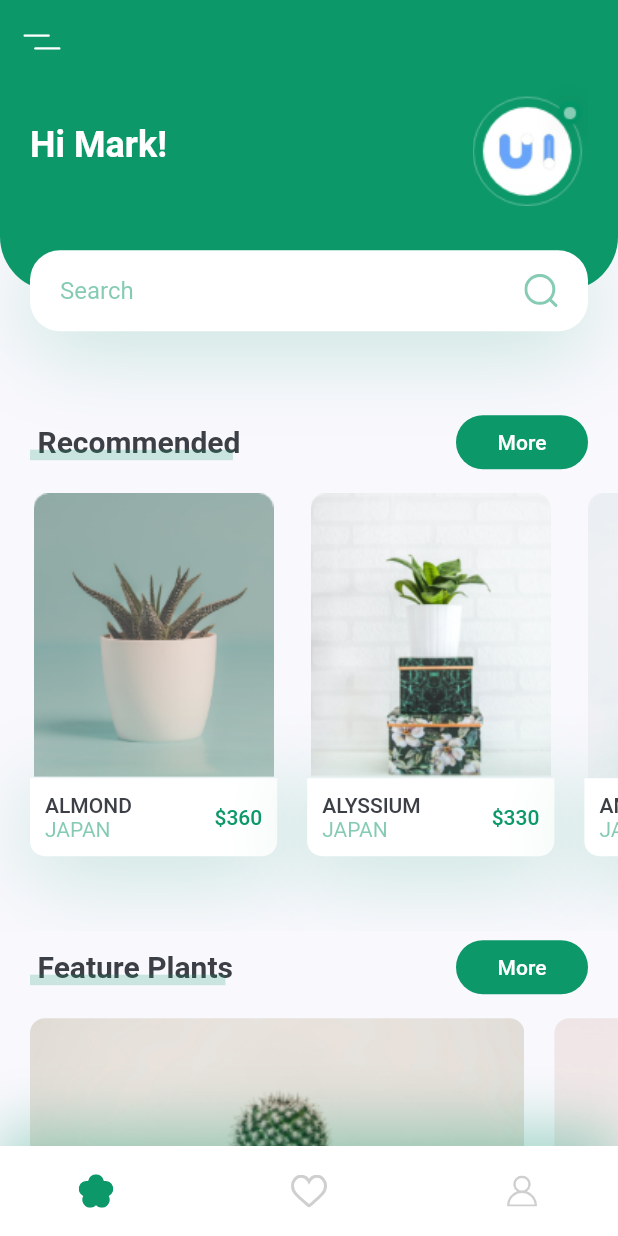
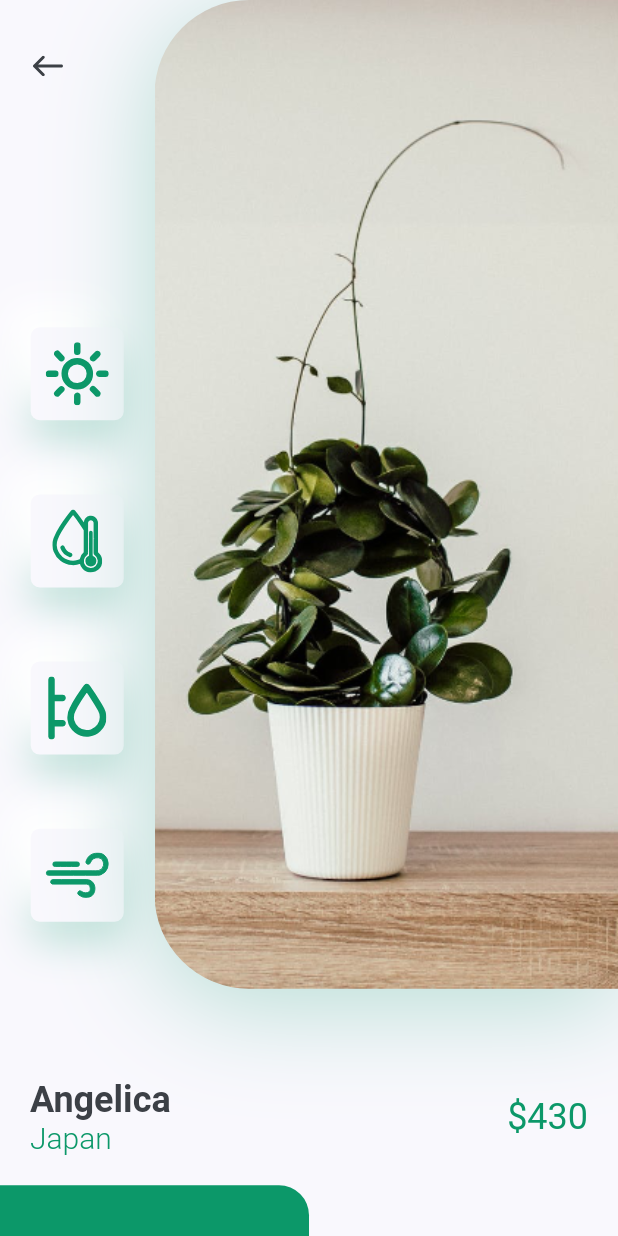
Before and after one commit to everas7/plant-app, a Flutter app: the screen it shows after launch, after a tap on an icon or button, on a phone screen of 412 x 824 dp. Run offline on Flutter 3.47's test engine with Material 2 defaults, Android fonts, the phone set to English and light mode, and no system bars; our stand-ins replace flutter_svg.

Commit message:
Adds detail page

```diff
--- /dev/null
+++ b/lib/components/icon_card.dart
@@ -0,0 +1,41 @@
+import 'package:flutter/material.dart';
+import 'package:flutter_svg/svg.dart';
+
+import 'package:plant_app/constants.dart' as Constants;
+
+class IconCard extends StatelessWidget {
+  const IconCard({
+    Key key,
+    this.icon,
+  }) : super(key: key);
+
+  final String icon;
+
+  @override
+  Widget build(BuildContext context) {
+    Size size = MediaQuery.of(context).size;
+    return Container(
+      margin: EdgeInsets.symmetric(vertical: size.height * 0.03),
+      padding: EdgeInsets.all(Constants.DEFAULT_PADDING / 2),
+      height: 62,
+      width: 62,
+      decoration: BoxDecoration(
+        color: Constants.BACKGROUND_COLOR,
+        borderRadius: BorderRadius.circular(6),
+        boxShadow: [
+          BoxShadow(
+            offset: Offset(0, 15),
+            blurRadius: 22,
+            color: Constants.PRIMARY_COLOR.withOpacity(0.22),
+          ),
+          BoxShadow(
+            offset: Offset(-15, -15),
+            blurRadius: 20,
+            color: Colors.white,
+          ),
+        ],
+      ),
+      child: SvgPicture.asset(icon),
+    );
+  }
+}
--- /dev/null
+++ b/lib/screens/details/components/details_body.dart
@@ -0,0 +1,61 @@
+import 'package:flutter/material.dart';
+import 'package:flutter_svg/svg.dart';
+
+import 'package:plant_app/constants.dart' as Constants;
+import 'package:plant_app/components/icon_card.dart';
+import 'package:plant_app/screens/details/components/image_icons_card.dart';
+import 'package:plant_app/screens/details/components/title_price.dart';
+
+class DetailsBody extends StatelessWidget {
+  @override
+  Widget build(BuildContext context) {
+    Size size = MediaQuery.of(context).size;
+    return SingleChildScrollView(
+      child: Column(
+        children: <Widget>[
+          ImageIconsCard(size: size),
+          TitleAndPrice(
+            title: "Angelica",
+            country: "Japan",
+            price: 430,
+          ),
+          SizedBox(height: Constants.DEFAULT_PADDING),
+          Row(
+            children: <Widget>[
+              SizedBox(
+                width: size.width / 2,
+                height: 84,
+                child: FlatButton(
+                    shape: RoundedRectangleBorder(
+                      borderRadius: BorderRadius.only(
+                        topRight: Radius.circular(20),
+                      ),
+                    ),
+                    color: Constants.PRIMARY_COLOR,
+                    onPressed: () {},
+                    child: Text(
+                      "Buy Now",
+                      style: TextStyle(
+                        color: Colors.white,
+                        fontSize: 16,
+                      ),
+                    )),
+              ),
+              Expanded(
+                child: FlatButton(
+                  onPressed: () {},
+                  child: Text(
+                    "Description",
+                    style: TextStyle(
+                      fontSize: 16,
+                    ),
+                  ),
+                ),
+              )
+            ],
+          ),
+        ],
+      ),
+    );
+  }
+}
--- /dev/null
+++ b/lib/screens/details/components/image_icons_card.dart
@@ -0,0 +1,77 @@
+import 'package:flutter/material.dart';
+import 'package:flutter_svg/svg.dart';
+
+import 'package:plant_app/constants.dart' as Constants;
+import 'package:plant_app/components/icon_card.dart';
+
+class ImageIconsCard extends StatelessWidget {
+  const ImageIconsCard({
+    Key key,
+    this.size,
+  }) : super(key: key);
+  final Size size;
+
+  @override
+  Widget build(BuildContext context) {
+    return Padding(
+      padding: const EdgeInsets.only(bottom: Constants.DEFAULT_PADDING * 3),
+      child: SizedBox(
+        height: size.height * 0.8,
+        child: Row(
+          children: <Widget>[
+            Expanded(
+              child: Padding(
+                padding: const EdgeInsets.symmetric(
+                  vertical: Constants.DEFAULT_PADDING,
+                ),
+                child: Column(
+                  children: <Widget>[
+                    Align(
+                      alignment: Alignment.topLeft,
+                      child: IconButton(
+                        padding: EdgeInsets.symmetric(
+                          horizontal: Constants.DEFAULT_PADDING,
+                        ),
+                        icon: SvgPicture.asset("assets/icons/back_arrow.svg"),
+                        onPressed: () {
+                          Navigator.pop(context);
+                        },
+                      ),
+                    ),
+                    Spacer(),
+                    IconCard(icon: "assets/icons/sun.svg"),
+                    IconCard(icon: "assets/icons/icon_2.svg"),
+                    IconCard(icon: "assets/icons/icon_3.svg"),
+                    IconCard(icon: "assets/icons/icon_4.svg"),
+                  ],
+                ),
+              ),
+            ),
+            Container(
+              height: size.height * 0.8,
+              width: size.width * 0.75,
+              decoration: BoxDecoration(
+                borderRadius: BorderRadius.only(
+                  topLeft: Radius.circular(63),
+                  bottomLeft: Radius.circular(63),
+                ),
+                boxShadow: [
+                  BoxShadow(
+                    offset: Offset(0, 10),
+                    blurRadius: 60,
+                    color: Constants.PRIMARY_COLOR.withOpacity(0.29),
+                  )
+                ],
+                image: DecorationImage(
+                  alignment: Alignment.centerLeft,
+                  fit: BoxFit.cover,
+                  image: AssetImage("assets/images/img.png"),
+                ),
+              ),
+            ),
+          ],
+        ),
+      ),
+    );
+  }
+}
--- /dev/null
+++ b/lib/screens/details/components/title_price.dart
@@ -0,0 +1,56 @@
+import 'package:flutter/material.dart';
+
+import 'package:plant_app/constants.dart' as Constants;
+
+class TitleAndPrice extends StatelessWidget {
+  const TitleAndPrice({
+    Key key,
+    this.title,
+    this.country,
+    this.price,
+  }) : super(key: key);
+
+  final String title, country;
+  final int price;
+
+  @override
+  Widget build(BuildContext context) {
+    return Padding(
+      padding:
+          const EdgeInsets.symmetric(horizontal: Constants.DEFAULT_PADDING),
+      child: Row(
+        children: <Widget>[
+          RichText(
+            text: TextSpan(
+              children: [
+                TextSpan(
+                  text: "$title\n",
+                  style: Theme.of(context).textTheme.headline5.copyWith(
+                        color: Constants.TEXT_COLOR,
+                        fontWeight: FontWeight.bold,
+                      ),
+                ),
+                TextSpan(
+                  text: "$country",
+                  style: TextStyle(
+                    fontSize: 20,
+                    color: Constants.PRIMARY_COLOR,
+                    fontWeight: FontWeight.w300,
+                  ),
+                )
+              ],
+            ),
+          ),
+          Spacer(),
+          Text(
+            "\$$price",
+            style: Theme.of(context)
+                .textTheme
+                .headline5
+                .copyWith(color: Constants.PRIMARY_COLOR),
+          ),
+        ],
+      ),
+    );
+  }
+}
--- /dev/null
+++ b/lib/screens/details/details_screen.dart
@@ -0,0 +1,11 @@
+import 'package:flutter/material.dart';
+import 'package:plant_app/screens/details/components/details_body.dart';
+
+class DetailsScreen extends StatelessWidget {
+  @override
+  Widget build(BuildContext context) {
+    return Scaffold(
+      body: DetailsBody(),
+    );
+  }
+}
--- a/lib/screens/home/components/recommended_plants.dart
+++ b/lib/screens/home/components/recommended_plants.dart
@@ -1,6 +1,7 @@
 import 'package:flutter/material.dart';
 
 import 'package:plant_app/components/recommended_plant_card.dart';
+import 'package:plant_app/screens/details/details_screen.dart';
 
 class RecommendedPlants extends StatelessWidget {
   const RecommendedPlants({
@@ -18,21 +19,42 @@ class RecommendedPlants extends StatelessWidget {
             title: "Almond",
             country: "Japan",
             price: 360,
-            onTap: () {},
+            onTap: () {
+              Navigator.push(
+                context,
+                MaterialPageRoute(
+                  builder: (context) => DetailsScreen(),
+                ),
+              );
+            },
           ),
           RecommendedPlantCard(
             image: "assets/images/image_2.png",
             title: "Alyssium",
             country: "Japan",
             price: 330,
-            onTap: () {},
+            onTap: () {
+              Navigator.push(
+                context,
+                MaterialPageRoute(
+                  builder: (context) => DetailsScreen(),
+                ),
+              );
+            },
           ),
           RecommendedPlantCard(
             image: "assets/images/image_3.png",
             title: "Ambassador",
             country: "Japan",
             price: 380,
-            onTap: () {},
+            onTap: () {
+              Navigator.push(
+                context,
+                MaterialPageRoute(
+                  builder: (context) => DetailsScreen(),
+                ),
+              );
+            },
           ),
         ],
       ),
```
